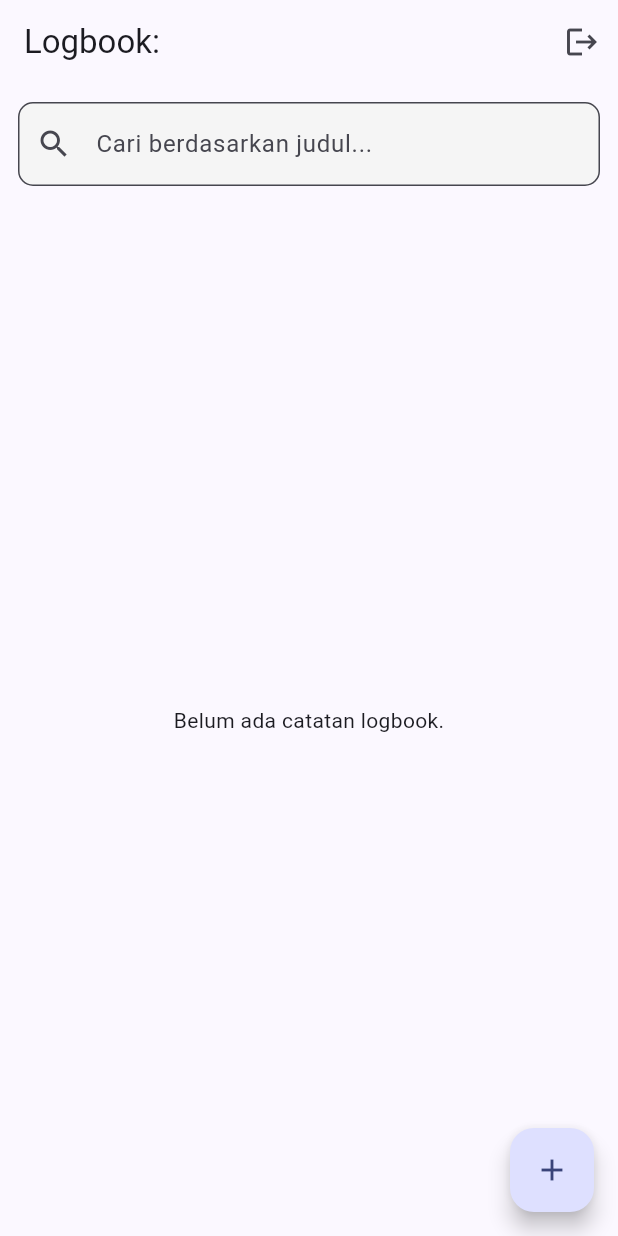
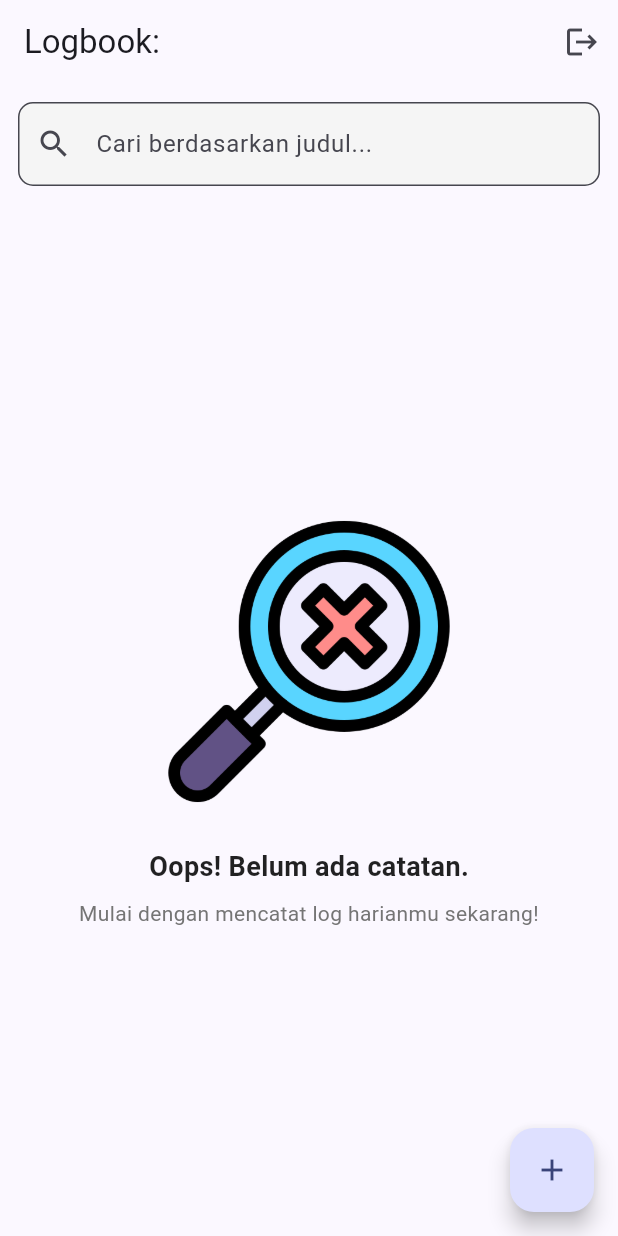
Before and after one commit to ihsan-ramadhan/PY4_2C_D3_2024_Modul3_083, a Flutter app: the LogView screen opened directly with empty values, on a phone screen of 412 x 824 dp. Run offline on Flutter 3.47's test engine with Material 3 defaults, Android fonts, the light colour scheme and no system bars; our stand-ins replace shared_preferences; accounts and stored records are empty.

Commit message:
Homework: empty state

```diff
--- a/logbook_app_083/lib/features/logbook/log_view.dart
+++ b/logbook_app_083/lib/features/logbook/log_view.dart
@@ -163,7 +163,44 @@ class _LogViewState extends State<LogView> {
                   return log.title.toLowerCase().contains(_searchQuery);
                 }).toList();
 
-                if (filteredLogs.isEmpty) {return const Center(child: Text("Belum ada catatan logbook."));
+                if (filteredLogs.isEmpty) {
+                  return Center(
+                    child: Padding(
+                      padding: const EdgeInsets.all(20.0),
+                      child: Column(
+                        mainAxisAlignment: MainAxisAlignment.center,
+                        children: [
+                          Image.asset(
+                            'assets/images/notfound.png',
+                            height: 200,
+                            errorBuilder: (context, error, stackTrace) => const Icon(Icons.note_alt, size: 100, color: Colors.grey),
+                          ),
+                          const SizedBox(height: 24),
+                          Text(
+                            _searchQuery.isEmpty
+                                ? "Oops! Belum ada catatan."
+                                : "Catatan tidak ditemukan.",
+                            style: const TextStyle(
+                              fontSize: 18,
+                              fontWeight: FontWeight.bold,
+                              color: Colors.black87,
+                            ),
+                          ),
+                          const SizedBox(height: 8),
+                          Text(
+                            _searchQuery.isEmpty
+                                ? "Mulai dengan mencatat log harianmu sekarang!"
+                                : "Coba cari dengan kata kunci lain.",
+                            textAlign: TextAlign.center,
+                            style: TextStyle(
+                              fontSize: 14,
+                              color: Colors.grey[600],
+                            ),
+                          ),
+                        ],
+                      ),
+                    ),
+                  );
                 }
                 return ListView.builder(
                   itemCount: filteredLogs.length,
@@ -172,11 +209,17 @@ class _LogViewState extends State<LogView> {
                     final originalIndex = currentLogs.indexOf(log);
                     return Card(
                       margin: const EdgeInsets.symmetric(horizontal: 12, vertical: 4),
+                      elevation: 2,
+                      shape: RoundedRectangleBorder(borderRadius: BorderRadius.circular(12)),
                       child: ListTile(
-                        leading: const Icon(Icons.note),
-                        title: Text(log.title),
-                        subtitle: Text(log.description),
-                        trailing: Wrap(
+                        leading: CircleAvatar(
+                          backgroundColor: Theme.of(context).primaryColor.withOpacity(0.1),
+                          child: Icon(Icons.note, color: Theme.of(context).primaryColor),
+                        ),
+                        title: Text(log.title, style: const TextStyle(fontWeight: FontWeight.bold)),
+                        subtitle: Text(log.description, maxLines: 2, overflow: TextOverflow.ellipsis),
+                        trailing: Row(
+                          mainAxisSize: MainAxisSize.min,
                           children: [
                             IconButton(
                               icon: const Icon(Icons.edit, color: Colors.blue),
```
Also changed, not shown: logbook_app_083/assets/images/notfound.png (added).
